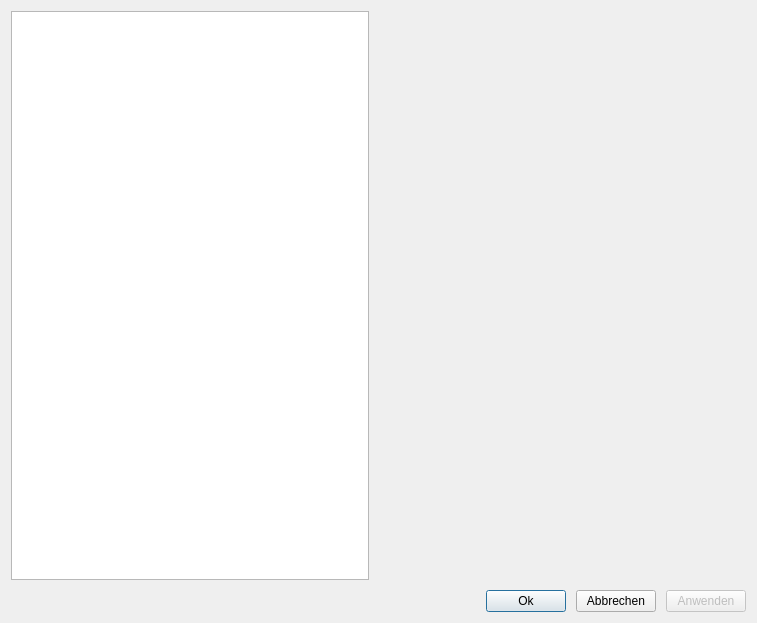
Above: ui/qmsettingsdialog.ui from Christian-Kr/QualificationMatrix before the change. Below: the same form after it.
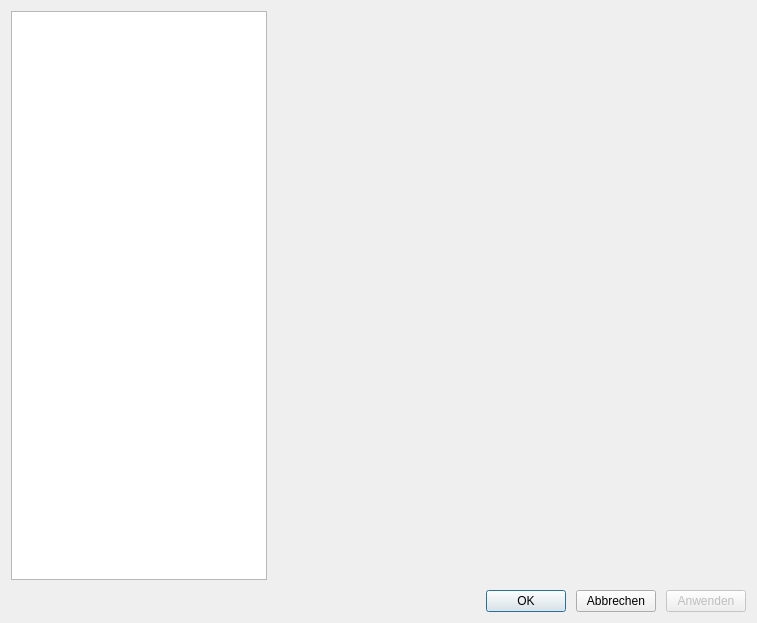
That is the form after the change.

Commit message: Redesign general settings widget

```diff
--- a/ui/qmsettingsdialog.ui
+++ b/ui/qmsettingsdialog.ui
@@ -20,7 +20,7 @@
       <number>10</number>
      </property>
      <item>
-      <layout class="QHBoxLayout" name="horizontalLayout" stretch="0,0">
+      <layout class="QHBoxLayout" name="horizontalLayout" stretch="0,2">
        <property name="spacing">
         <number>20</number>
        </property>
@@ -69,7 +69,7 @@
        <item>
         <widget class="QPushButton" name="pbAccept">
          <property name="text">
-          <string>Ok</string>
+          <string>OK</string>
          </property>
         </widget>
        </item>
```
The commit also changes 3 other files.
